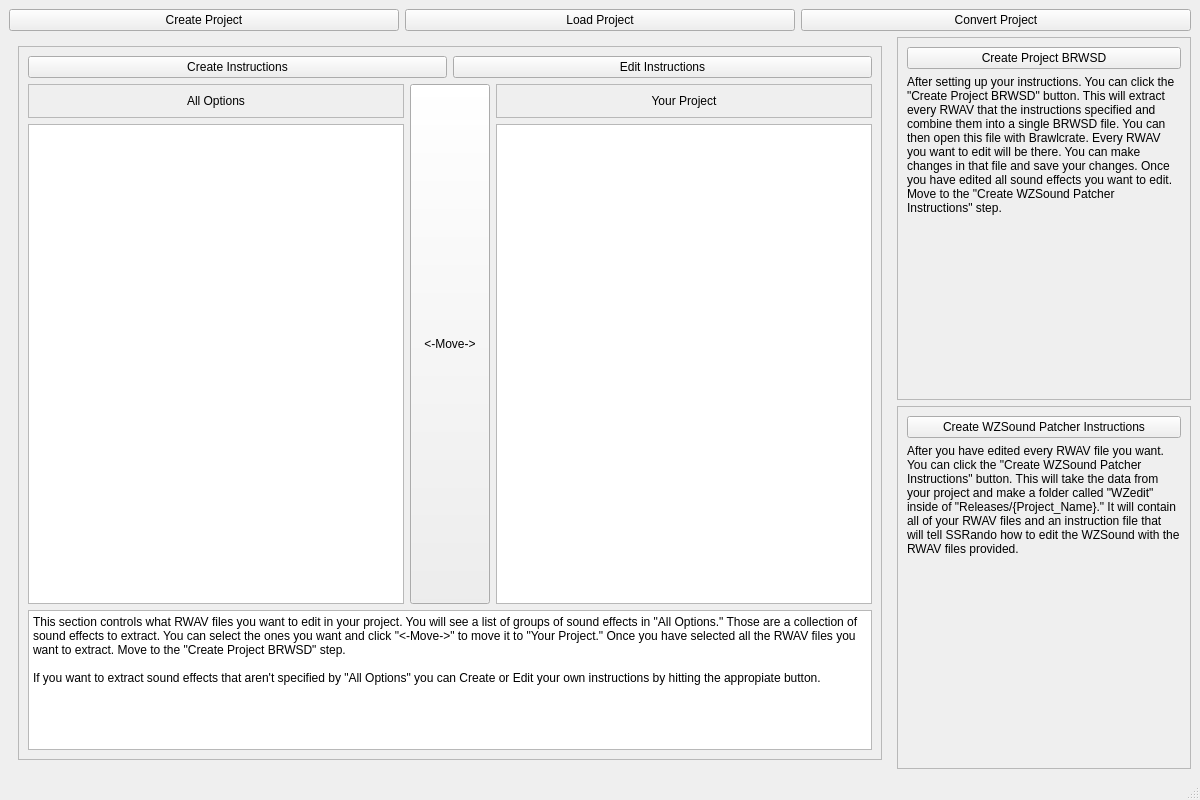
Before: the Qt Designer form GUI/form.ui in RayStormThunder/wzsound_patcher_instructions, drawn with Qt 5.
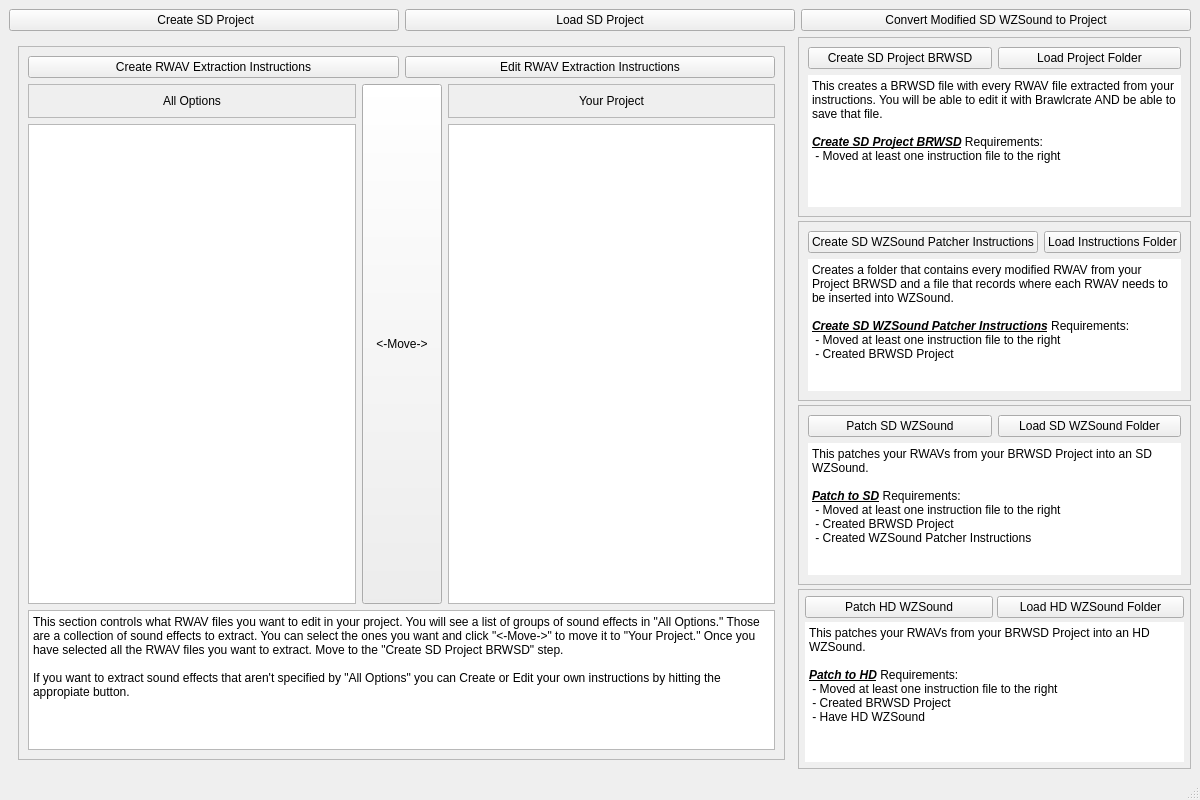
After: the same form once the commit is applied.

The edit to the form file:
```diff
--- a/GUI/form.ui
+++ b/GUI/form.ui
@@ -22,21 +22,21 @@
         <item>
          <widget class="QPushButton" name="button_create_project">
           <property name="text">
-           <string>Create Project</string>
+           <string> Create SD Project</string>
           </property>
          </widget>
         </item>
         <item>
          <widget class="QPushButton" name="button_load_project">
           <property name="text">
-           <string>Load Project</string>
+           <string>Load SD Project</string>
           </property>
          </widget>
         </item>
         <item>
          <widget class="QPushButton" name="button_convert_project">
           <property name="text">
-           <string>Convert Project</string>
+           <string>Convert Modified SD WZSound to Project</string>
           </property>
          </widget>
         </item>
@@ -44,6 +44,9 @@
       </item>
       <item>
        <layout class="QHBoxLayout" name="horizontal_2_main_content" stretch="3,1">
+        <property name="spacing">
+         <number>4</number>
+        </property>
         <item>
          <widget class="QStackedWidget" name="stacked_pages">
           <property name="currentIndex">
@@ -73,14 +76,14 @@
                    <item>
                     <widget class="QPushButton" name="button_create_instructions">
                      <property name="text">
-                      <string>Create Instructions</string>
+                      <string>Create RWAV Extraction Instructions</string>
                      </property>
                     </widget>
                    </item>
                    <item>
                     <widget class="QPushButton" name="button_edit_instructions">
                      <property name="text">
-                      <string>Edit Instructions</string>
+                      <string>Edit RWAV Extraction Instructions</string>
                      </property>
                     </widget>
                    </item>
@@ -215,7 +218,7 @@
 li.unchecked::marker { content: &quot;\2610&quot;; }
 li.checked::marker { content: &quot;\2612&quot;; }
 &lt;/style&gt;&lt;/head&gt;&lt;body style=&quot; font-family:'Segoe UI'; font-size:9pt; font-weight:400; font-style:normal;&quot;&gt;
-&lt;p style=&quot; margin-top:0px; margin-bottom:0px; margin-left:0px; margin-right:0px; -qt-block-indent:0; text-indent:0px;&quot;&gt;This section controls what RWAV files you want to edit in your project. You will see a list of groups of sound effects in &amp;quot;All Options.&amp;quot; Those are a collection of sound effects to extract. You can select the ones you want and click &amp;quot;&amp;lt;-Move-&amp;gt;&amp;quot; to move it to &amp;quot;Your Project.&amp;quot; Once you have selected all the RWAV files you want to extract. Move to the &amp;quot;Create Project BRWSD&amp;quot; step.&lt;br /&gt;&lt;br /&gt;If you want to extract sound effects that aren't specified by &amp;quot;All Options&amp;quot; you can Create or Edit your own instructions by hitting the appropiate button.&lt;/p&gt;&lt;/body&gt;&lt;/html&gt;</string>
+&lt;p style=&quot; margin-top:0px; margin-bottom:0px; margin-left:0px; margin-right:0px; -qt-block-indent:0; text-indent:0px;&quot;&gt;This section controls what RWAV files you want to edit in your project. You will see a list of groups of sound effects in &amp;quot;All Options.&amp;quot; Those are a collection of sound effects to extract. You can select the ones you want and click &amp;quot;&amp;lt;-Move-&amp;gt;&amp;quot; to move it to &amp;quot;Your Project.&amp;quot; Once you have selected all the RWAV files you want to extract. Move to the &amp;quot;Create SD Project BRWSD&amp;quot; step.&lt;br /&gt;&lt;br /&gt;If you want to extract sound effects that aren't specified by &amp;quot;All Options&amp;quot; you can Create or Edit your own instructions by hitting the appropiate button.&lt;/p&gt;&lt;/body&gt;&lt;/html&gt;</string>
                      </property>
                     </widget>
                    </item>
@@ -308,7 +311,7 @@
          </widget>
         </item>
         <item>
-         <layout class="QVBoxLayout" name="vertical_create">
+         <layout class="QVBoxLayout" name="vertical_create" stretch="1,1,1,1">
           <item>
            <widget class="QFrame" name="frame_1_create_brwsd">
             <property name="frameShape">
@@ -317,28 +320,46 @@
             <property name="frameShadow">
              <enum>QFrame::Shadow::Raised</enum>
             </property>
-            <layout class="QVBoxLayout" name="verticalLayout_2">
+            <layout class="QVBoxLayout" name="verticalLayout_2" stretch="0,0">
              <item>
-              <widget class="QPushButton" name="button_create_brwsd">
-               <property name="text">
-                <string>Create Project BRWSD</string>
-               </property>
-              </widget>
+              <layout class="QHBoxLayout" name="buttons_brwsd">
+               <item>
+                <widget class="QPushButton" name="button_create_brwsd">
+                 <property name="text">
+                  <string>Create SD Project BRWSD</string>
+                 </property>
+                </widget>
+               </item>
+               <item>
+                <widget class="QPushButton" name="button_load_brwsd_folder">
+                 <property name="text">
+                  <string>Load Project Folder</string>
+                 </property>
+                </widget>
+               </item>
+              </layout>
              </item>
              <item>
-              <widget class="QLabel" name="label_description_brwsd">
+              <widget class="QTextEdit" name="label_description_brwsd">
                <property name="frameShape">
                 <enum>QFrame::Shape::NoFrame</enum>
                </property>
-               <property name="text">
-                <string>After setting up your instructions. You can click the &quot;Create Project BRWSD&quot; button. This will extract every RWAV that the instructions specified and combine them into a single BRWSD file. You can then open this file with Brawlcrate. Every RWAV you want to edit will be there. You can make changes in that file and save your changes. Once you have edited all sound effects you want to edit. Move to the &quot;Create WZSound Patcher Instructions&quot; step.</string>
-               </property>
-               <property name="alignment">
-                <set>Qt::AlignmentFlag::AlignLeading|Qt::AlignmentFlag::AlignLeft|Qt::AlignmentFlag::AlignTop</set>
-               </property>
-               <property name="wordWrap">
+               <property name="readOnly">
                 <bool>true</bool>
                </property>
+               <property name="html">
+                <string>&lt;!DOCTYPE HTML PUBLIC &quot;-//W3C//DTD HTML 4.0//EN&quot; &quot;http://www.w3.org/TR/REC-html40/strict.dtd&quot;&gt;
+&lt;html&gt;&lt;head&gt;&lt;meta name=&quot;qrichtext&quot; content=&quot;1&quot; /&gt;&lt;meta charset=&quot;utf-8&quot; /&gt;&lt;style type=&quot;text/css&quot;&gt;
+p, li { white-space: pre-wrap; }
+hr { height: 1px; border-width: 0; }
+li.unchecked::marker { content: &quot;\2610&quot;; }
+li.checked::marker { content: &quot;\2612&quot;; }
+&lt;/style&gt;&lt;/head&gt;&lt;body style=&quot; font-family:'Segoe UI'; font-size:9pt; font-weight:400; font-style:normal;&quot;&gt;
+&lt;p style=&quot; margin-top:0px; margin-bottom:0px; margin-left:0px; margin-right:0px; -qt-block-indent:0; text-indent:0px;&quot;&gt;This creates a BRWSD file with every RWAV file extracted from your instructions. You will be able to edit it with Brawlcrate AND be able to save that file.&lt;/p&gt;
+&lt;p style=&quot;-qt-paragraph-type:empty; margin-top:0px; margin-bottom:0px; margin-left:0px; margin-right:0px; -qt-block-indent:0; text-indent:0px;&quot;&gt;&lt;br /&gt;&lt;/p&gt;
+&lt;p style=&quot; margin-top:0px; margin-bottom:0px; margin-left:0px; margin-right:0px; -qt-block-indent:0; text-indent:0px;&quot;&gt;&lt;span style=&quot; font-weight:700; font-style:italic; text-decoration: underline;&quot;&gt;Create SD Project BRWSD&lt;/span&gt; Requirements:&lt;/p&gt;
+&lt;p style=&quot; margin-top:0px; margin-bottom:0px; margin-left:0px; margin-right:0px; -qt-block-indent:0; text-indent:0px;&quot;&gt; - Moved at least one instruction file to the right&lt;/p&gt;&lt;/body&gt;&lt;/html&gt;</string>
+               </property>
               </widget>
              </item>
             </layout>
@@ -352,24 +373,180 @@
             <property name="frameShadow">
              <enum>QFrame::Shadow::Raised</enum>
             </property>
-            <layout class="QVBoxLayout" name="verticalLayout_3">
+            <layout class="QVBoxLayout" name="verticalLayout_3" stretch="0,0">
              <item>
-              <widget class="QPushButton" name="button_create_wzsound">
-               <property name="text">
-                <string>Create WZSound Patcher Instructions</string>
+              <layout class="QHBoxLayout" name="button_instructions">
+               <item>
+                <widget class="QPushButton" name="button_create_wzsound">
+                 <property name="text">
+                  <string>Create SD WZSound Patcher Instructions</string>
+                 </property>
+                </widget>
+               </item>
+               <item>
+                <widget class="QPushButton" name="button_load_instructions_folder">
+                 <property name="text">
+                  <string>Load Instructions Folder</string>
+                 </property>
+                </widget>
+               </item>
+              </layout>
+             </item>
+             <item>
+              <widget class="QTextEdit" name="label_description_wzsound">
+               <property name="frameShape">
+                <enum>QFrame::Shape::NoFrame</enum>
                </property>
+               <property name="readOnly">
+                <bool>true</bool>
+               </property>
+               <property name="html">
+                <string>&lt;!DOCTYPE HTML PUBLIC &quot;-//W3C//DTD HTML 4.0//EN&quot; &quot;http://www.w3.org/TR/REC-html40/strict.dtd&quot;&gt;
+&lt;html&gt;&lt;head&gt;&lt;meta name=&quot;qrichtext&quot; content=&quot;1&quot; /&gt;&lt;meta charset=&quot;utf-8&quot; /&gt;&lt;style type=&quot;text/css&quot;&gt;
+p, li { white-space: pre-wrap; }
+hr { height: 1px; border-width: 0; }
+li.unchecked::marker { content: &quot;\2610&quot;; }
+li.checked::marker { content: &quot;\2612&quot;; }
+&lt;/style&gt;&lt;/head&gt;&lt;body style=&quot; font-family:'Segoe UI'; font-size:9pt; font-weight:400; font-style:normal;&quot;&gt;
+&lt;p style=&quot; margin-top:0px; margin-bottom:0px; margin-left:0px; margin-right:0px; -qt-block-indent:0; text-indent:0px;&quot;&gt;Creates a folder that contains every modified RWAV from your Project BRWSD and a file that records where each RWAV needs to be inserted into WZSound.&lt;/p&gt;
+&lt;p style=&quot;-qt-paragraph-type:empty; margin-top:0px; margin-bottom:0px; margin-left:0px; margin-right:0px; -qt-block-indent:0; text-indent:0px;&quot;&gt;&lt;br /&gt;&lt;/p&gt;
+&lt;p style=&quot; margin-top:0px; margin-bottom:0px; margin-left:0px; margin-right:0px; -qt-block-indent:0; text-indent:0px;&quot;&gt;&lt;span style=&quot; font-weight:700; font-style:italic; text-decoration: underline;&quot;&gt;Create SD WZSound Patcher Instructions&lt;/span&gt; Requirements:&lt;/p&gt;
+&lt;p style=&quot; margin-top:0px; margin-bottom:0px; margin-left:0px; margin-right:0px; -qt-block-indent:0; text-indent:0px;&quot;&gt; - Moved at least one instruction file to the right&lt;/p&gt;
+&lt;p style=&quot; margin-top:0px; margin-bottom:0px; margin-left:0px; margin-right:0px; -qt-block-indent:0; text-indent:0px;&quot;&gt; - Created BRWSD Project&lt;/p&gt;&lt;/body&gt;&lt;/html&gt;</string>
+               </property>
               </widget>
              </item>
+            </layout>
+           </widget>
+          </item>
+          <item>
+           <widget class="QFrame" name="frame_4_create_wzsound_hd">
+            <property name="minimumSize">
+             <size>
+              <width>0</width>
+              <height>0</height>
+             </size>
+            </property>
+            <property name="frameShape">
+             <enum>QFrame::Shape::StyledPanel</enum>
+            </property>
+            <property name="frameShadow">
+             <enum>QFrame::Shadow::Raised</enum>
+            </property>
+            <layout class="QVBoxLayout" name="verticalLayout" stretch="0,0">
              <item>
-              <widget class="QLabel" name="label_description_wzsound">
-               <property name="text">
-                <string>After you have edited every RWAV file you want. You can click the &quot;Create WZSound Patcher Instructions&quot; button. This will take the data from your project and make a folder called &quot;WZedit&quot; inside of &quot;Releases/{Project_Name}.&quot; It will contain all of your RWAV files and an instruction file that will tell SSRando how to edit the WZSound with the RWAV files provided.</string>
+              <layout class="QHBoxLayout" name="buttons_patcher" stretch="0,0">
+               <property name="sizeConstraint">
+                <enum>QLayout::SizeConstraint::SetDefaultConstraint</enum>
                </property>
-               <property name="alignment">
-                <set>Qt::AlignmentFlag::AlignLeading|Qt::AlignmentFlag::AlignLeft|Qt::AlignmentFlag::AlignTop</set>
+               <item>
+                <widget class="QPushButton" name="patch_sd">
+                 <property name="text">
+                  <string>Patch SD WZSound</string>
+                 </property>
+                </widget>
+               </item>
+               <item>
+                <widget class="QPushButton" name="load_sd">
+                 <property name="text">
+                  <string>Load SD WZSound Folder</string>
+                 </property>
+                </widget>
+               </item>
+              </layout>
+             </item>
+             <item>
+              <widget class="QTextEdit" name="label_description_patcher_hd">
+               <property name="frameShape">
+                <enum>QFrame::Shape::NoFrame</enum>
                </property>
-               <property name="wordWrap">
+               <property name="readOnly">
                 <bool>true</bool>
+               </property>
+               <property name="html">
+                <string>&lt;!DOCTYPE HTML PUBLIC &quot;-//W3C//DTD HTML 4.0//EN&quot; &quot;http://www.w3.org/TR/REC-html40/strict.dtd&quot;&gt;
+&lt;html&gt;&lt;head&gt;&lt;meta name=&quot;qrichtext&quot; content=&quot;1&quot; /&gt;&lt;meta charset=&quot;utf-8&quot; /&gt;&lt;style type=&quot;text/css&quot;&gt;
+p, li { white-space: pre-wrap; }
+hr { height: 1px; border-width: 0; }
+li.unchecked::marker { content: &quot;\2610&quot;; }
+li.checked::marker { content: &quot;\2612&quot;; }
+&lt;/style&gt;&lt;/head&gt;&lt;body style=&quot; font-family:'Segoe UI'; font-size:9pt; font-weight:400; font-style:normal;&quot;&gt;
+&lt;p style=&quot; margin-top:0px; margin-bottom:0px; margin-left:0px; margin-right:0px; -qt-block-indent:0; text-indent:0px;&quot;&gt;This patches your RWAVs from your BRWSD Project into an SD WZSound.&lt;/p&gt;
+&lt;p style=&quot;-qt-paragraph-type:empty; margin-top:0px; margin-bottom:0px; margin-left:0px; margin-right:0px; -qt-block-indent:0; text-indent:0px;&quot;&gt;&lt;br /&gt;&lt;/p&gt;
+&lt;p style=&quot; margin-top:0px; margin-bottom:0px; margin-left:0px; margin-right:0px; -qt-block-indent:0; text-indent:0px;&quot;&gt;&lt;span style=&quot; font-weight:700; font-style:italic; text-decoration: underline;&quot;&gt;Patch to SD&lt;/span&gt; Requirements:&lt;/p&gt;
+&lt;p style=&quot; margin-top:0px; margin-bottom:0px; margin-left:0px; margin-right:0px; -qt-block-indent:0; text-indent:0px;&quot;&gt; - Moved at least one instruction file to the right&lt;/p&gt;
+&lt;p style=&quot; margin-top:0px; margin-bottom:0px; margin-left:0px; margin-right:0px; -qt-block-indent:0; text-indent:0px;&quot;&gt; - Created BRWSD Project&lt;/p&gt;
+&lt;p style=&quot; margin-top:0px; margin-bottom:0px; margin-left:0px; margin-right:0px; -qt-block-indent:0; text-indent:0px;&quot;&gt; - Created WZSound Patcher Instructions&lt;/p&gt;&lt;/body&gt;&lt;/html&gt;</string>
+               </property>
+              </widget>
+             </item>
+            </layout>
+           </widget>
+          </item>
+          <item>
+           <widget class="QFrame" name="frame_3_patch_wzsound_sd">
+            <property name="frameShape">
+             <enum>QFrame::Shape::StyledPanel</enum>
+            </property>
+            <property name="frameShadow">
+             <enum>QFrame::Shadow::Raised</enum>
+            </property>
+            <layout class="QVBoxLayout" name="frame_3_path_wzsound" stretch="0,0">
+             <property name="spacing">
+              <number>4</number>
+             </property>
+             <property name="leftMargin">
+              <number>6</number>
+             </property>
+             <property name="topMargin">
+              <number>6</number>
+             </property>
+             <property name="rightMargin">
+              <number>6</number>
+             </property>
+             <property name="bottomMargin">
+              <number>6</number>
+             </property>
+             <item>
+              <layout class="QHBoxLayout" name="button_load_patcher">
+               <item>
+                <widget class="QPushButton" name="patch_hd">
+                 <property name="text">
+                  <string>Patch HD WZSound</string>
+                 </property>
+                </widget>
+               </item>
+               <item>
+                <widget class="QPushButton" name="load_hd">
+                 <property name="text">
+                  <string>Load HD WZSound Folder</string>
+                 </property>
+                </widget>
+               </item>
+              </layout>
+             </item>
+             <item>
+              <widget class="QTextEdit" name="label_description_patcher_sd">
+               <property name="frameShape">
+                <enum>QFrame::Shape::NoFrame</enum>
+               </property>
+               <property name="readOnly">
+                <bool>true</bool>
+               </property>
+               <property name="html">
+                <string>&lt;!DOCTYPE HTML PUBLIC &quot;-//W3C//DTD HTML 4.0//EN&quot; &quot;http://www.w3.org/TR/REC-html40/strict.dtd&quot;&gt;
+&lt;html&gt;&lt;head&gt;&lt;meta name=&quot;qrichtext&quot; content=&quot;1&quot; /&gt;&lt;meta charset=&quot;utf-8&quot; /&gt;&lt;style type=&quot;text/css&quot;&gt;
+p, li { white-space: pre-wrap; }
+hr { height: 1px; border-width: 0; }
+li.unchecked::marker { content: &quot;\2610&quot;; }
+li.checked::marker { content: &quot;\2612&quot;; }
+&lt;/style&gt;&lt;/head&gt;&lt;body style=&quot; font-family:'Segoe UI'; font-size:9pt; font-weight:400; font-style:normal;&quot;&gt;
+&lt;p style=&quot; margin-top:0px; margin-bottom:0px; margin-left:0px; margin-right:0px; -qt-block-indent:0; text-indent:0px;&quot;&gt;This patches your RWAVs from your BRWSD Project into an HD WZSound. &lt;/p&gt;
+&lt;p style=&quot;-qt-paragraph-type:empty; margin-top:0px; margin-bottom:0px; margin-left:0px; margin-right:0px; -qt-block-indent:0; text-indent:0px;&quot;&gt;&lt;br /&gt;&lt;/p&gt;
+&lt;p style=&quot; margin-top:0px; margin-bottom:0px; margin-left:0px; margin-right:0px; -qt-block-indent:0; text-indent:0px;&quot;&gt;&lt;span style=&quot; font-weight:700; font-style:italic; text-decoration: underline;&quot;&gt;Patch to HD&lt;/span&gt; Requirements:&lt;/p&gt;
+&lt;p style=&quot; margin-top:0px; margin-bottom:0px; margin-left:0px; margin-right:0px; -qt-block-indent:0; text-indent:0px;&quot;&gt; - Moved at least one instruction file to the right&lt;/p&gt;
+&lt;p style=&quot; margin-top:0px; margin-bottom:0px; margin-left:0px; margin-right:0px; -qt-block-indent:0; text-indent:0px;&quot;&gt; - Created BRWSD Project&lt;/p&gt;
+&lt;p style=&quot; margin-top:0px; margin-bottom:0px; margin-left:0px; margin-right:0px; -qt-block-indent:0; text-indent:0px;&quot;&gt; - Have HD WZSound&lt;/p&gt;&lt;/body&gt;&lt;/html&gt;</string>
                </property>
               </widget>
              </item>
```
